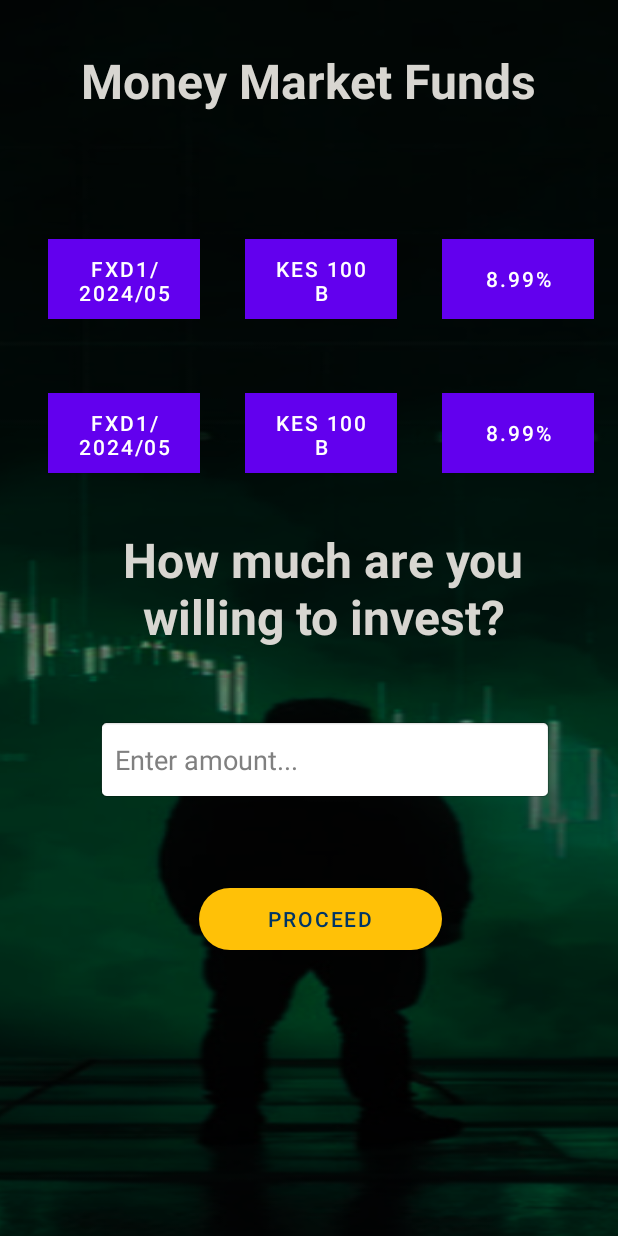
After one commit to akirachix/Vivosparks-Mobile, an Android app: the MarketActivity screen opened directly, with no data from a screen before it, on a phone screen of 412 x 824 dp. The commit adds this screen. Run offline under Robolectric (Android 15) with nearby library versions, the phone set to English and light mode, and no system bars.

Commit message:
Added feature/Marketplace

```diff
--- a/app/build.gradle.kts
+++ b/app/build.gradle.kts
@@ -47,6 +47,7 @@ dependencies {
     implementation(libs.androidx.constraintlayout.v210)
     implementation(libs.retrofit.v290)
     implementation(libs.converter.gson.v290)
+    implementation(libs.androidx.activity)
     testImplementation(libs.junit)
     androidTestImplementation(libs.androidx.junit.v113)
     androidTestImplementation(libs.androidx.espresso.core.v340)
--- /dev/null
+++ b/app/src/main/java/com/akirachix/investikaTrial/ui/MarketActivity.kt
@@ -0,0 +1,22 @@
+
+package com.akirachix.investikaTrial.ui
+
+import android.content.Intent
+import android.os.Bundle
+import androidx.appcompat.app.AppCompatActivity
+import com.akirachix.investikatrial.databinding.ActivityMarketBinding
+
+class MarketActivity : AppCompatActivity() {
+    lateinit var binding: ActivityMarketBinding
+    override fun onCreate(savedInstanceState: Bundle?) {
+        super.onCreate(savedInstanceState)
+        binding= ActivityMarketBinding.inflate(layoutInflater)
+        setContentView(binding.root)
+
+        binding.marketbtn.setOnClickListener {
+            var intent= Intent(this,MoneymarketActivity::class.java)
+            startActivity(intent)
+        }
+
+    }
+}
--- /dev/null
+++ b/app/src/main/res/layout/activity_market.xml
@@ -0,0 +1,159 @@
+<?xml version="1.0" encoding="utf-8"?>
+<androidx.constraintlayout.widget.ConstraintLayout xmlns:android="http://schemas.android.com/apk/res/android"
+    xmlns:app="http://schemas.android.com/apk/res-auto"
+    xmlns:tools="http://schemas.android.com/tools"
+    android:id="@+id/main"
+    android:layout_width="match_parent"
+    android:layout_height="match_parent"
+    tools:context="com.akirachix.investikaTrial.ui.MarketActivity">
+
+    <ImageView
+        android:id="@+id/imgbg"
+        android:layout_width="892dp"
+        android:layout_height="855dp"
+        android:scaleType="fitXY"
+        app:layout_constraintBottom_toBottomOf="parent"
+        app:layout_constraintEnd_toEndOf="parent"
+        app:layout_constraintHorizontal_bias="0.469"
+        app:layout_constraintStart_toStartOf="parent"
+        app:layout_constraintTop_toTopOf="parent"
+        app:layout_constraintVertical_bias="0.0"
+        app:srcCompat="@drawable/personbg" />
+
+    <TextView
+        android:id="@+id/moneyF"
+        android:layout_width="326dp"
+        android:layout_height="83dp"
+        android:layout_marginTop="32dp"
+        android:layout_marginBottom="8dp"
+        android:text="Money Market Funds"
+        android:textAlignment="center"
+        android:textColor="#D8D6D1"
+        android:textSize="32sp"
+        android:textStyle="bold"
+        app:layout_constraintBottom_toTopOf="@+id/button"
+        app:layout_constraintEnd_toEndOf="parent"
+        app:layout_constraintHorizontal_bias="0.494"
+        app:layout_constraintStart_toStartOf="parent"
+        app:layout_constraintTop_toTopOf="parent"
+        app:layout_constraintVertical_bias="0.0" />
+
+    <TextView
+        android:id="@+id/invest"
+        android:layout_width="326dp"
+        android:layout_height="83dp"
+        android:layout_marginTop="36dp"
+        android:text="How much are you willing to invest?"
+        android:textAlignment="center"
+        android:textColor="#D8D6D1"
+        android:textSize="32sp"
+        android:textStyle="bold"
+        app:layout_constraintEnd_toEndOf="parent"
+        app:layout_constraintHorizontal_bias="0.611"
+        app:layout_constraintStart_toStartOf="parent"
+        app:layout_constraintTop_toBottomOf="@+id/button5" />
+
+    <EditText
+        android:id="@+id/option"
+        android:layout_width="304dp"
+        android:layout_height="55dp"
+        android:layout_marginTop="44dp"
+        android:background="@android:drawable/editbox_background_normal"
+        android:hint="Enter amount..."
+        android:padding="12dp"
+        android:textColorHint="#808080"
+        app:layout_constraintEnd_toEndOf="parent"
+        app:layout_constraintHorizontal_bias="0.598"
+        app:layout_constraintStart_toStartOf="parent"
+        app:layout_constraintTop_toBottomOf="@+id/invest" />
+
+    <com.google.android.material.button.MaterialButton
+        android:id="@+id/marketbtn"
+        android:layout_width="162dp"
+        android:layout_height="53dp"
+        android:layout_marginStart="32dp"
+        android:layout_marginTop="52dp"
+        android:layout_marginEnd="32dp"
+        android:text="Proceed"
+        android:textColor="#003566"
+        app:backgroundTint="#FFC107"
+        app:cornerRadius="25dp"
+        app:layout_constraintEnd_toEndOf="parent"
+        app:layout_constraintHorizontal_bias="0.54"
+        app:layout_constraintStart_toStartOf="parent"
+        app:layout_constraintTop_toBottomOf="@+id/option" />
+
+    <Button
+        android:id="@+id/button"
+        android:layout_width="101dp"
+        android:layout_height="53dp"
+        android:layout_marginStart="32dp"
+        android:layout_marginTop="44dp"
+        android:background="@color/design_default_color_on_primary"
+        android:text="FXD1/ 2024/05"
+        app:layout_constraintStart_toStartOf="parent"
+        app:layout_constraintTop_toBottomOf="@+id/moneyF" />
+
+    <Button
+        android:id="@+id/button2"
+        android:layout_width="101dp"
+        android:layout_height="53dp"
+        android:layout_marginStart="40dp"
+        android:layout_marginTop="44dp"
+        android:layout_marginEnd="35dp"
+        android:background="@color/white"
+        android:text="KES 100 B"
+        app:layout_constraintEnd_toStartOf="@+id/button3"
+        app:layout_constraintHorizontal_bias="0.666"
+        app:layout_constraintStart_toEndOf="@+id/button"
+        app:layout_constraintTop_toBottomOf="@+id/moneyF" />
+
+    <Button
+        android:id="@+id/button3"
+        android:layout_width="101dp"
+        android:layout_height="53dp"
+        android:layout_marginTop="44dp"
+        android:layout_marginEnd="16dp"
+        android:background="@android:color/white"
+        android:text="8.99%"
+        app:layout_constraintEnd_toEndOf="parent"
+        app:layout_constraintTop_toBottomOf="@+id/moneyF" />
+
+    <Button
+        android:id="@+id/button4"
+        android:layout_width="101dp"
+        android:layout_height="53dp"
+        android:layout_marginTop="49dp"
+        android:background="@android:color/white"
+        android:text="FXD1/ 2024/05"
+        app:layout_constraintEnd_toEndOf="@+id/button"
+        app:layout_constraintHorizontal_bias="1.0"
+        app:layout_constraintStart_toStartOf="@+id/button"
+        app:layout_constraintTop_toBottomOf="@+id/button" />
+
+    <Button
+        android:id="@+id/button5"
+        android:layout_width="101dp"
+        android:layout_height="53dp"
+        android:layout_marginTop="49dp"
+        android:background="@android:color/white"
+        android:text="KES 100 B"
+        app:layout_constraintEnd_toEndOf="@+id/button2"
+        app:layout_constraintHorizontal_bias="1.0"
+        app:layout_constraintStart_toStartOf="@+id/button2"
+        app:layout_constraintTop_toBottomOf="@+id/button2" />
+
+    <Button
+        android:id="@+id/button6"
+        android:layout_width="101dp"
+        android:layout_height="53dp"
+        android:layout_marginTop="49dp"
+        android:background="@android:color/white"
+        android:text="8.99%"
+        app:layout_constraintEnd_toEndOf="@+id/button3"
+        app:layout_constraintHorizontal_bias="0.0"
+        app:layout_constraintStart_toStartOf="@+id/button3"
+        app:layout_constraintTop_toBottomOf="@+id/button3" />
+
+
+</androidx.constraintlayout.widget.ConstraintLayout>
```
Also changed, not shown: app/src/main/AndroidManifest.xml (+9 -6 lines), app/src/main/java/com/akirachix/investikaTrial/ui/MainActivity.kt (+16 -0 lines), app/src/main/java/com/akirachix/investikaTrial/ui/MoneymarketActivity.kt (added, +16 -0 lines), app/src/main/res/layout/activity_moneymarket.xml (added, +145 -0 lines), app/src/main/res/drawable/personbg.png (added).
